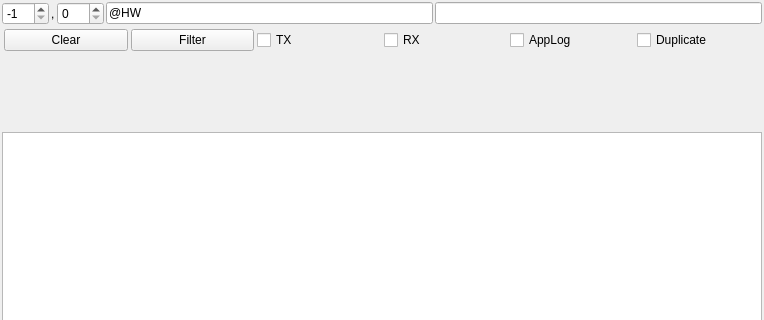
Before: the Qt Designer form Lib/AppWidgets/Agent_Cmd_Log_Form.ui in break11/AutoStorage, drawn with Qt 5; both pictures show x 0 to 764 and y 0 to 320 of the 764 by 514 pixel window.
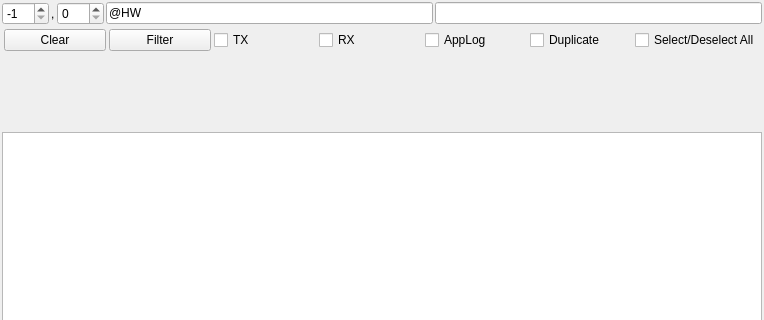
After: the same form once the commit is applied.

Commit message: select / deselect all in shuttle event list

Diff of the .ui file:
```diff
--- a/Lib/AppWidgets/Agent_Cmd_Log_Form.ui
+++ b/Lib/AppWidgets/Agent_Cmd_Log_Form.ui
@@ -146,6 +146,13 @@
         </property>
        </widget>
       </item>
+      <item>
+       <widget class="QCheckBox" name="cbSelDeselAll">
+        <property name="text">
+         <string>Select/Deselect All</string>
+        </property>
+       </widget>
+      </item>
      </layout>
     </widget>
    </item>
```
The commit also changes 1 other file.
